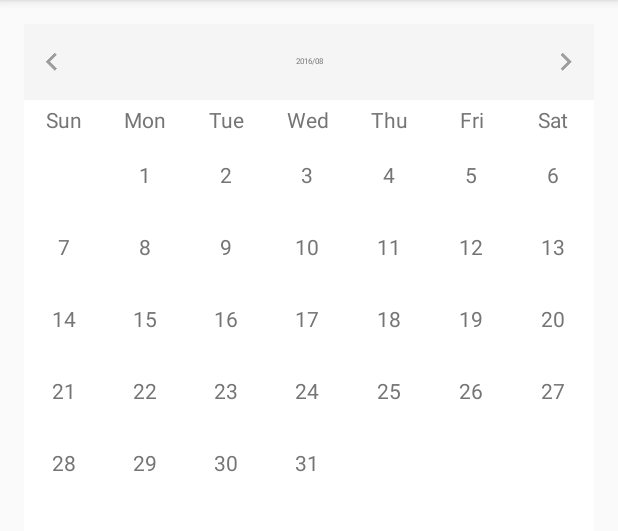
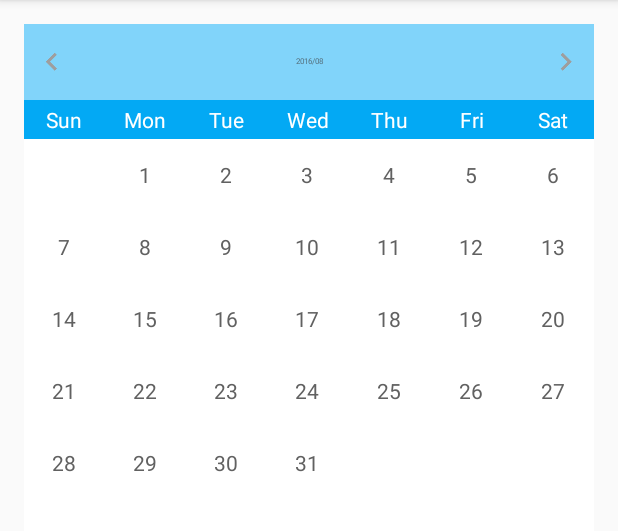
Before and after one commit to RentMarket/MultiSelectableCalendar, an Android app: the screen it shows after launch (MainActivity), on a phone screen of 412 x 824 dp, the part 84-615 px from its top. Run offline under Robolectric (Android 15) with nearby library versions, the phone set to English and light mode, and no system bars.

Commit message:
Fix attribute format and some bugs, Change activity_main for attribute set implmentation

```diff
--- a/app/src/main/res/layout/activity_main.xml
+++ b/app/src/main/res/layout/activity_main.xml
@@ -2,6 +2,7 @@
 <RelativeLayout
     xmlns:android="http://schemas.android.com/apk/res/android"
     xmlns:tools="http://schemas.android.com/tools"
+    xmlns:app="http://schemas.android.com/apk/res-auto"
     android:layout_width="match_parent"
     android:layout_height="match_parent"
     android:paddingBottom="@dimen/activity_vertical_margin"
@@ -13,5 +14,15 @@
     <dokup.xyz.multiselectablecalendar.ui.MultiSelectableCalenderView
         android:id="@+id/calender"
         android:layout_width="match_parent"
-        android:layout_height="wrap_content" />
+        android:layout_height="wrap_content"
+        app:monthBackgroundColor="#81D4FA"
+        app:monthTextColor="#546E7A"
+        app:weekBackgroundColor="#03A9F4"
+        app:weekTextColor="#FFFFFF"
+        app:dayBackgroundColor="#FFFFFF"
+        app:dayTextColor="#616161"
+        app:availableDayBackgroundColor="#FF9800"
+        app:availableDayTextColor="#FFFFFF"
+        app:unavailableDayBackgroundColor="#757575"
+        app:unavailableDayTextColor="#FFFFFF"/>
 </RelativeLayout>
--- a/multiselectablecalendar/src/main/java/dokup/xyz/multiselectablecalendar/ui/MultiSelectableCalenderView.java
+++ b/multiselectablecalendar/src/main/java/dokup/xyz/multiselectablecalendar/ui/MultiSelectableCalenderView.java
@@ -116,8 +116,8 @@ public class MultiSelectableCalenderView extends LinearLayout {
         mDayTextColor = typedArray.getColor(R.styleable.MultiSelectableCalenderView_dayTextColor, ContextCompat.getColor(mContext, R.color.text_color));
         mAvailableDayBackgroundColor = typedArray.getColor(R.styleable.MultiSelectableCalenderView_availableDayBackgroundColor, ContextCompat.getColor(mContext, R.color.available_day_background));
         mAvailableDayTextColor = typedArray.getColor(R.styleable.MultiSelectableCalenderView_availableDayTextColor, ContextCompat.getColor(mContext, R.color.white));
-        mUnavailableDayBackgroundColor = typedArray.getColor(R.styleable.MultiSelectableCalenderView_availableDayBackgroundColor, ContextCompat.getColor(mContext, R.color.unavailable_day_background));
-        mUnavailableDayTextColor = typedArray.getColor(R.styleable.MultiSelectableCalenderView_availableDayTextColor, ContextCompat.getColor(mContext, R.color.text_color));
+        mUnavailableDayBackgroundColor = typedArray.getColor(R.styleable.MultiSelectableCalenderView_unavailableDayBackgroundColor, ContextCompat.getColor(mContext, R.color.unavailable_day_background));
+        mUnavailableDayTextColor = typedArray.getColor(R.styleable.MultiSelectableCalenderView_unavailableDayTextColor, ContextCompat.getColor(mContext, R.color.text_color));
     }
 
     private void createViews() {
--- a/multiselectablecalendar/src/main/res/values/attrs.xml
+++ b/multiselectablecalendar/src/main/res/values/attrs.xml
@@ -1,7 +1,7 @@
 <?xml version="1.0" encoding="utf-8"?>
 <resources>
     <declare-styleable name="MultiSelectableCalenderView">
-        <attr name="monthBackgroundColor" format="integer" />
+        <attr name="monthBackgroundColor" format="color" />
         <attr name="monthTextColor" format="color" />
         <attr name="weekBackgroundColor" format="color" />
         <attr name="weekTextColor" format="color" />
```
